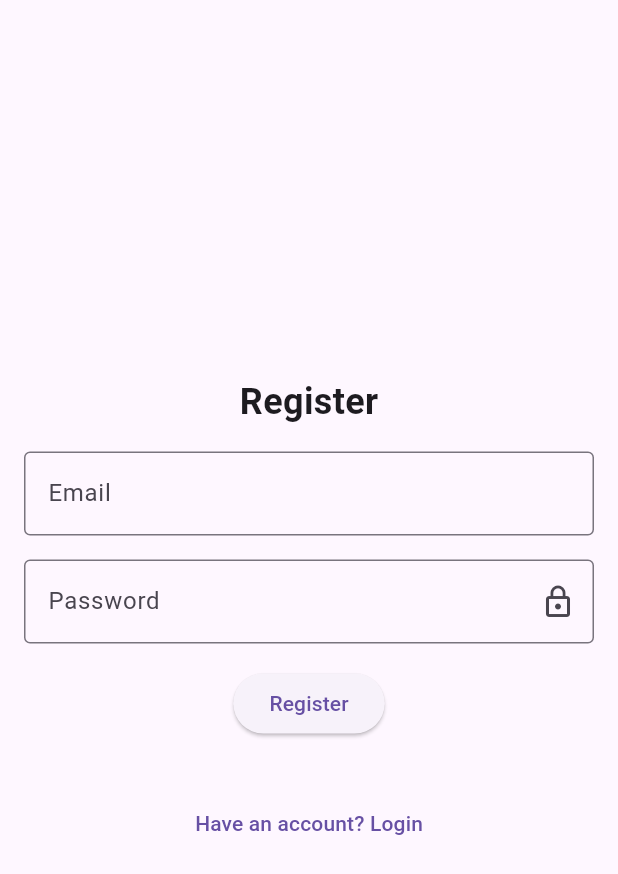
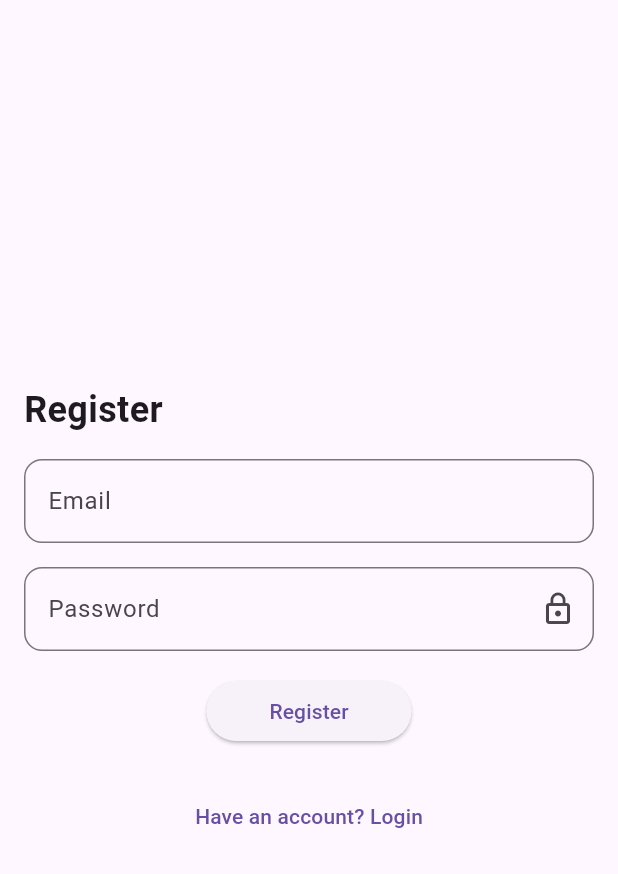
Before and after one commit to AwaeshaHuss/clean_arch_learn, a Flutter app: the screen it shows after launch, on a phone screen of 412 x 824 dp. Shown: the top 874 px of the screen. Run offline on Flutter 3.47's test engine with Material 3 defaults, Android fonts, the phone set to English and light mode, and no system bars; our stand-ins replace dartz, equatable, flutter_bloc, fluttertoast, get_it, lottie and 1 more.

Commit message:
Altered SignInScreen | HomeScreen

```diff
--- a/lib/features/auth/presentation/screens/sign_in_up_screen.dart
+++ b/lib/features/auth/presentation/screens/sign_in_up_screen.dart
@@ -1,6 +1,7 @@
 import 'package:clean_arch_learn/core/utils.dart';
 import 'package:clean_arch_learn/features/auth/presentation/bloc/auth_bloc.dart';
 import 'package:clean_arch_learn/features/home/presentation/screens/home_screen.dart';
+import 'package:flutter/foundation.dart';
 import 'package:flutter/material.dart';
 import 'package:flutter_bloc/flutter_bloc.dart';
 
@@ -13,9 +14,12 @@ class SignInUpScreen extends StatefulWidget {
 
 class _SignInUpScreenState extends State<SignInUpScreen> {
   final PageController _pageController = PageController();
-  final TextEditingController _emailController = TextEditingController();
-  final TextEditingController _passwordController = TextEditingController();
+  final TextEditingController _loginEmailController = TextEditingController();
+  final TextEditingController _loginPasswordController = TextEditingController();
+  final TextEditingController _registerEmailController = TextEditingController();
+  final TextEditingController _registerPasswordController = TextEditingController();
   bool _isSequre = true;
+  bool _visiable = false;
 
   @override
   Widget build(BuildContext context) {
@@ -29,13 +33,13 @@ class _SignInUpScreenState extends State<SignInUpScreen> {
           controller: _pageController,
           children: [
             _buildRegisterScreen(context,
-            email: _emailController.text.trim(),
-            password: _passwordController.text.trim(),
+            email: _loginEmailController.text.trim(),
+            password: _loginPasswordController.text.trim(),
             status: state.status,
             ),
             _buildLoginScreen(context,
-            email: _emailController.text.trim(),
-            password: _passwordController.text.trim(),
+            email: _loginEmailController.text.trim(),
+            password: _loginPasswordController.text.trim(),
             status: state.status,
             ),
           ],
@@ -50,19 +54,22 @@ class _SignInUpScreenState extends State<SignInUpScreen> {
       child: Column(
         mainAxisAlignment: MainAxisAlignment.center,
         children: [
-          const Text(
-            'Register',
-            style: TextStyle(fontSize: 24, fontWeight: FontWeight.bold),
+          const Align(
+            alignment: Alignment.topLeft,
+            child: Text(
+              'Register',
+              style: TextStyle(fontSize: 24, fontWeight: FontWeight.bold),
+            ),
           ),
           16.height,
-          _buildEmailTextField(),
+          _buildRegisterEmailTextField(),
           16.height,
-          _buildPasswordTextField(),
+          _buildRegisterPasswordTextField(),
           16.height,
           _buildSubmitButton(title: 'Register', (){
             AuthBloc.get(context).add(RegisterEvent(context, email: email, password: password));
           }),
-          32.height,
+          22.height,
           _buildFooterButton(
             'Have an account? Login',
             () => _pageController.animateToPage(1,
@@ -80,43 +87,145 @@ class _SignInUpScreenState extends State<SignInUpScreen> {
       child: Column(
         mainAxisAlignment: MainAxisAlignment.center,
         children: [
-          const Text(
-            'Login',
-            style: TextStyle(fontSize: 24, fontWeight: FontWeight.bold),
+          const Align(
+            alignment: Alignment.topLeft,
+            child: Text(
+              'Login',
+              style: TextStyle(fontSize: 24, fontWeight: FontWeight.bold),
+            ),
           ),
           16.height,
-          _buildEmailTextField(),
+          _buildLoginEmailTextField(),
           16.height,
-          _buildPasswordTextField(),
+          _buildLoginPasswordTextField(),
           16.height,
           _buildSubmitButton(title: 'Login', (){
             AuthBloc.get(context).add(LoginEvent(context, email: email, password: password));
           }),
-          32.height,
+          22.height,
           _buildFooterButton(
             'Not registered yet? Register',
             () => _pageController.animateToPage(0,
                 duration: const Duration(milliseconds: 300),
                 curve: Curves.easeInOut),
           ),
+          22.height,
+          const Row(
+            mainAxisAlignment: MainAxisAlignment.center,
+            children: [
+              Expanded(child: Divider()),
+              Text(' Social '),
+              Expanded(child: Divider()),
+            ],
+          ),
+          22.height,
+          Row(
+            mainAxisAlignment: MainAxisAlignment.spaceEvenly,
+            children: [
+              IconButton.filledTonal(onPressed: (){
+                //TODO ==> impl google signIn
+              }, icon: const Icon(Icons.g_mobiledata_sharp)),
+              IconButton.filledTonal(onPressed: (){
+                //TODO ==> impl apple signIn
+              }, icon: const Icon(Icons.apple)),
+              IconButton.filledTonal(onPressed: (){
+                //TODO ==> impl facebook signIn
+              }, icon: const Icon(Icons.facebook)),
+            ],
+          )
         ],
       ),
     );
   }
 
-  Widget _buildEmailTextField() {
+  Widget _buildLoginEmailTextField() {
+    return Column(
+      children: [
+        TextField(
+          controller: _loginEmailController,
+          decoration: const InputDecoration(
+            labelText: 'Email',
+            border: OutlineInputBorder(
+              borderRadius: BorderRadius.all(Radius.circular(12.0))
+            ),
+          ),
+          onTap: () {
+            setState(() {
+              _visiable=!_visiable;
+            });
+          },
+        ),
+        AnimatedSwitcher(duration: const Duration(milliseconds: 320), transitionBuilder: (child, animation) {
+          return SizeTransition(sizeFactor: animation, child: child);
+        },
+        child: _visiable ? Container(
+                  decoration: BoxDecoration(
+                    color: Colors.deepPurple[200],
+                    borderRadius: const BorderRadius.only(
+                      bottomRight: Radius.circular(12.0),
+                      bottomLeft: Radius.circular(12.0),
+                    )
+                  ),
+                  padding: const EdgeInsets.all(8),
+                  margin: const EdgeInsets.symmetric(horizontal: 22.0),
+                  child: Column(
+                    children: [
+                      ListTile(
+                        title: const Text('Email 1'),
+                        onTap: () {
+                          if (kDebugMode) {
+                            print('Option 1 selected');
+                          }
+                          setState(() {
+                            _visiable = false;
+                          });
+                        },
+                      ),
+                      ListTile(
+                        title: const Text('Email 2'),
+                        onTap: () {
+                          if (kDebugMode) {
+                            print('Option 2 selected');
+                          }
+                          setState(() {
+                            _visiable = false;
+                          });
+                        },
+                      ),
+                      ListTile(
+                        title: const Text('Email 3'),
+                        onTap: () {
+                          if (kDebugMode) {
+                            print('Option 3 selected');
+                          }
+                          setState(() {
+                            _visiable = false;
+                          });
+                        },
+                      ),
+                    ],
+                  ),
+                ) : null,
+        )
+      ],
+    );
+  }
+
+  Widget _buildRegisterEmailTextField() {
     return TextField(
-      controller: _emailController,
+      controller: _registerEmailController,
       decoration: const InputDecoration(
         labelText: 'Email',
-        border: OutlineInputBorder(),
+        border: OutlineInputBorder(
+          borderRadius: BorderRadius.all(Radius.circular(12.0))
+        ),
       ),
     );
   }
 
-  Widget _buildPasswordTextField() {
+  Widget _buildLoginPasswordTextField() {
     return TextField(
-      controller: _passwordController,
+      controller: _loginPasswordController,
       obscureText: _isSequre,
       decoration: InputDecoration(
          suffixIcon: InkWell(
@@ -125,7 +234,27 @@ class _SignInUpScreenState extends State<SignInUpScreen> {
           }),
           child: _isSequre ? const Icon(Icons.lock_outline) : const Icon(Icons.lock_open)),
         labelText: 'Password',
-        border: const OutlineInputBorder(),
+        border: const OutlineInputBorder(
+          borderRadius: BorderRadius.all(Radius.circular(12.0))
+        ),
+      ),
+    );
+  }
+
+  Widget _buildRegisterPasswordTextField() {
+    return TextField(
+      controller: _registerPasswordController,
+      obscureText: _isSequre,
+      decoration: InputDecoration(
+         suffixIcon: InkWell(
+          onTap: () => setState(() {
+            _isSequre=!_isSequre;
+          }),
+          child: _isSequre ? const Icon(Icons.lock_outline) : const Icon(Icons.lock_open)),
+        labelText: 'Password',
+        border: const OutlineInputBorder(
+          borderRadius: BorderRadius.all(Radius.circular(12.0))
+        ),
       ),
     );
   }
@@ -133,7 +262,10 @@ class _SignInUpScreenState extends State<SignInUpScreen> {
   Widget _buildSubmitButton(Function() onPressed, {required String title}) {
     return ElevatedButton(
       onPressed: onPressed,
-      child: Text(title),
+      child: Padding(
+        padding: const EdgeInsets.symmetric(vertical: 9.0, horizontal: 18.0),
+        child: Text(title),
+      ),
     );
   }
 
@@ -146,8 +278,8 @@ class _SignInUpScreenState extends State<SignInUpScreen> {
 
   @override
   void dispose() {
-    _emailController.dispose();
-    _passwordController.dispose();
+    _loginEmailController.dispose();
+    _loginPasswordController.dispose();
     _pageController.dispose();
     super.dispose();
   }
--- a/lib/features/home/presentation/screens/home_screen.dart
+++ b/lib/features/home/presentation/screens/home_screen.dart
@@ -65,7 +65,7 @@ class _HomeScreenState extends State<HomeScreen> {
     return CustomScrollView(
       slivers: [
         SliverList.builder(
-        itemCount: posts.length ~/ 1,
+        itemCount: posts.length ~/ 10,
         itemBuilder: (context, index) {
           final post = posts[index];
           return Card(
```
